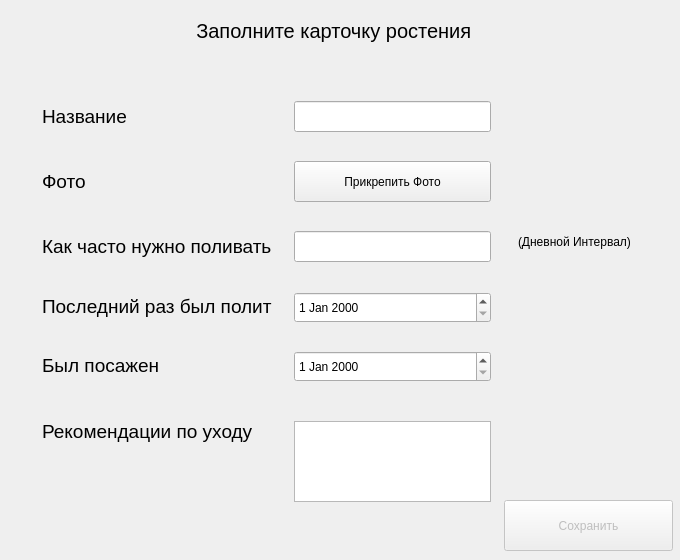
koalmsk/flowerProject, file qt_ui/flower_registr.ui: the form before one commit.
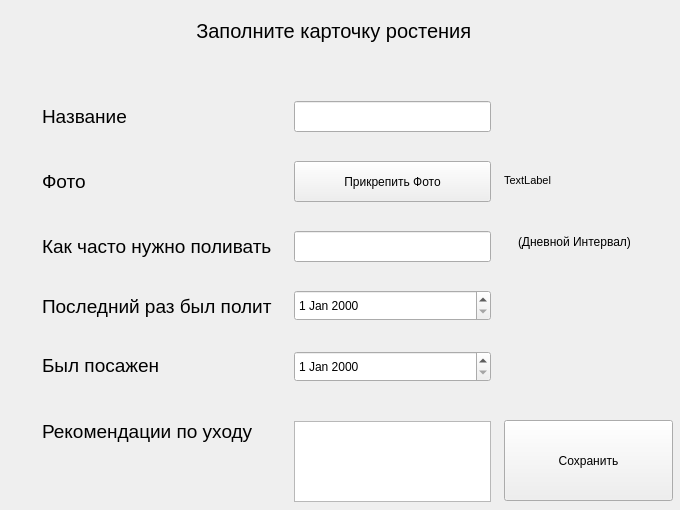
The form after the commit.

Commit message: flower_registr_window

```diff
--- a/qt_ui/flower_registr.ui
+++ b/qt_ui/flower_registr.ui
@@ -7,7 +7,7 @@
     <x>0</x>
     <y>0</y>
     <width>680</width>
-    <height>560</height>
+    <height>510</height>
    </rect>
   </property>
   <property name="sizePolicy">
@@ -19,13 +19,13 @@
   <property name="minimumSize">
    <size>
     <width>680</width>
-    <height>560</height>
+    <height>510</height>
    </size>
   </property>
   <property name="maximumSize">
    <size>
     <width>680</width>
-    <height>560</height>
+    <height>510</height>
    </size>
   </property>
   <property name="windowTitle">
@@ -171,14 +171,14 @@
   </widget>
   <widget class="QPushButton" name="save_card_btn">
    <property name="enabled">
-    <bool>false</bool>
+    <bool>true</bool>
    </property>
    <property name="geometry">
     <rect>
      <x>504</x>
-     <y>500</y>
+     <y>420</y>
      <width>169</width>
-     <height>51</height>
+     <height>81</height>
     </rect>
    </property>
    <property name="text">
@@ -220,7 +220,7 @@
    <property name="geometry">
     <rect>
      <x>294</x>
-     <y>292</y>
+     <y>290</y>
      <width>197</width>
      <height>31</height>
     </rect>
@@ -275,6 +275,24 @@
     <set>Qt::AlignCenter</set>
    </property>
   </widget>
+  <widget class="QLabel" name="flower_photo_directory_lable">
+   <property name="geometry">
+    <rect>
+     <x>504</x>
+     <y>160</y>
+     <width>169</width>
+     <height>41</height>
+    </rect>
+   </property>
+   <property name="font">
+    <font>
+     <pointsize>8</pointsize>
+    </font>
+   </property>
+   <property name="text">
+    <string>TextLabel</string>
+   </property>
+  </widget>
  </widget>
  <resources/>
  <connections/>
```
Left out of the diff: 2 changed lines with no effect on the pictures. The commit also changes 11 other files.
